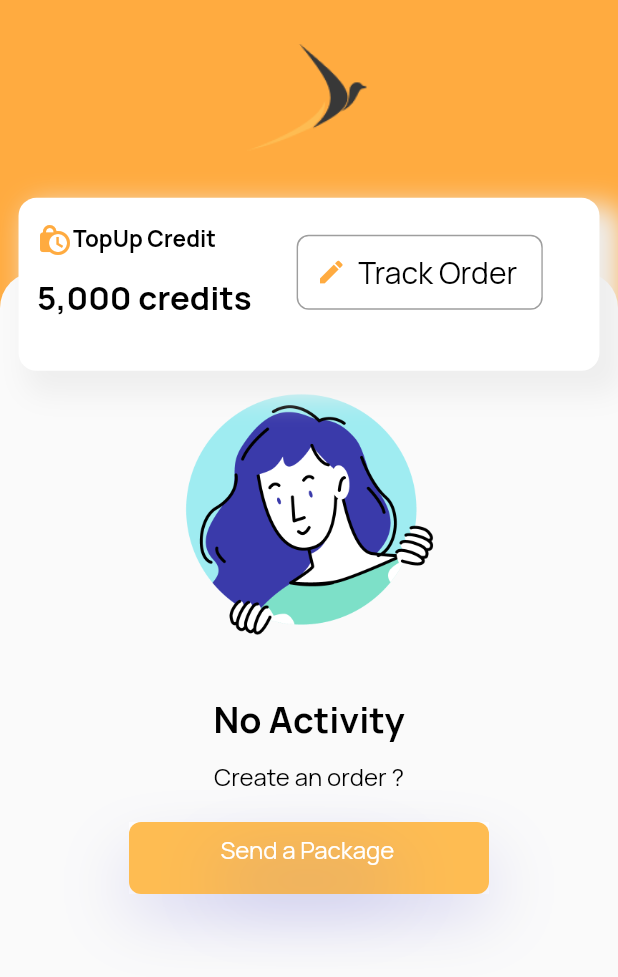
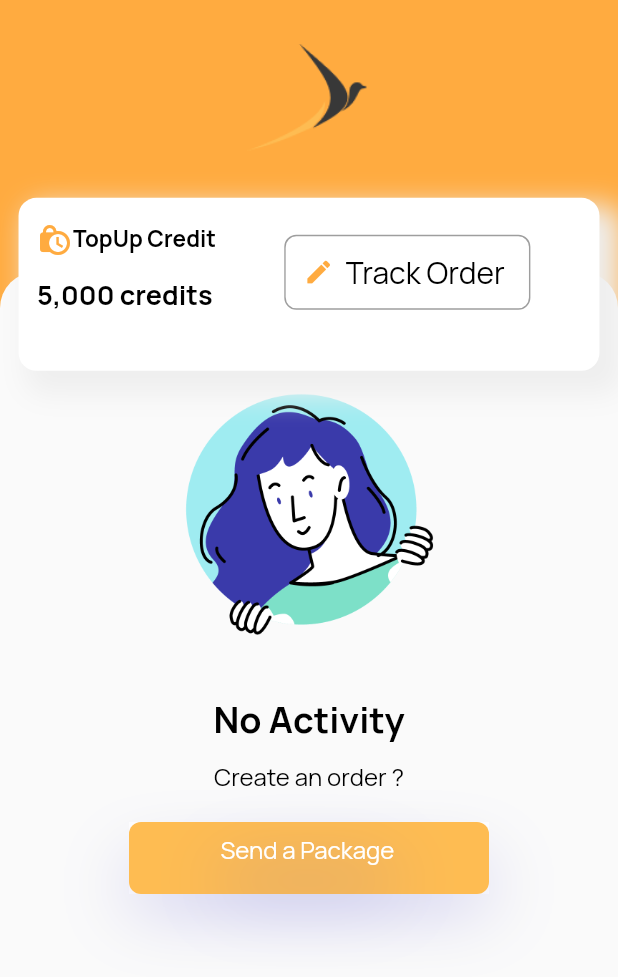
Before and after one commit to VershimaKelvin/postbird, a Flutter app: the HomePage screen opened directly, on a phone screen of 412 x 824 dp. Shown: the top 977 px of the screen. Run offline on Flutter 3.47's test engine with Material 2 defaults, Android fonts, the phone set to English and light mode, and no system bars; our stand-ins replace flutter_slidable, google_fonts.

Commit message:
made changes to Home6 screen

```diff
--- a/lib/Screens/Home3.dart
+++ b/lib/Screens/Home3.dart
@@ -248,7 +248,7 @@ class _HomePageState extends State<HomePage> {
                         style: TextStyle(
                             color: Colors.black,
                             fontFamily: 'Manrope',
-                            fontSize: 22,
+                            fontSize: 18,
                             letterSpacing: 0,
                             fontWeight: FontWeight.bold,
                             height: 1),
@@ -256,7 +256,7 @@ class _HomePageState extends State<HomePage> {
                     ),
                     Positioned(
                       top: screenHeight*0.03,
-                      left: screenWidth*0.45,
+                      left: screenWidth*0.43,
 
                       child: Container(
                         decoration: BoxDecoration(
```
